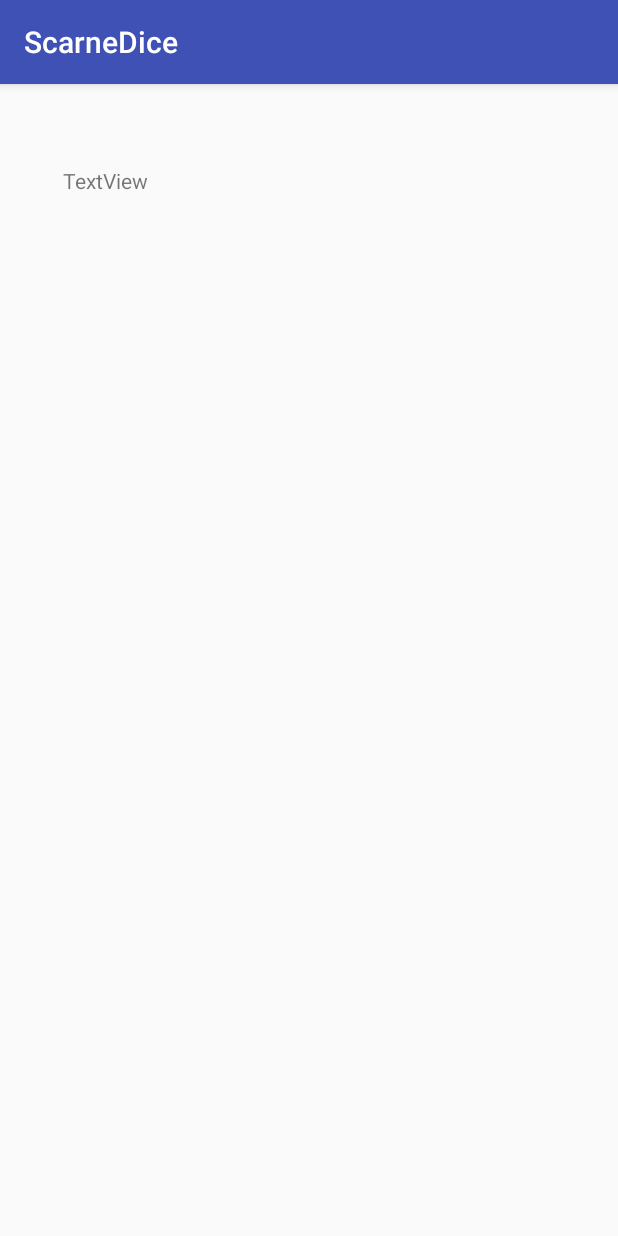
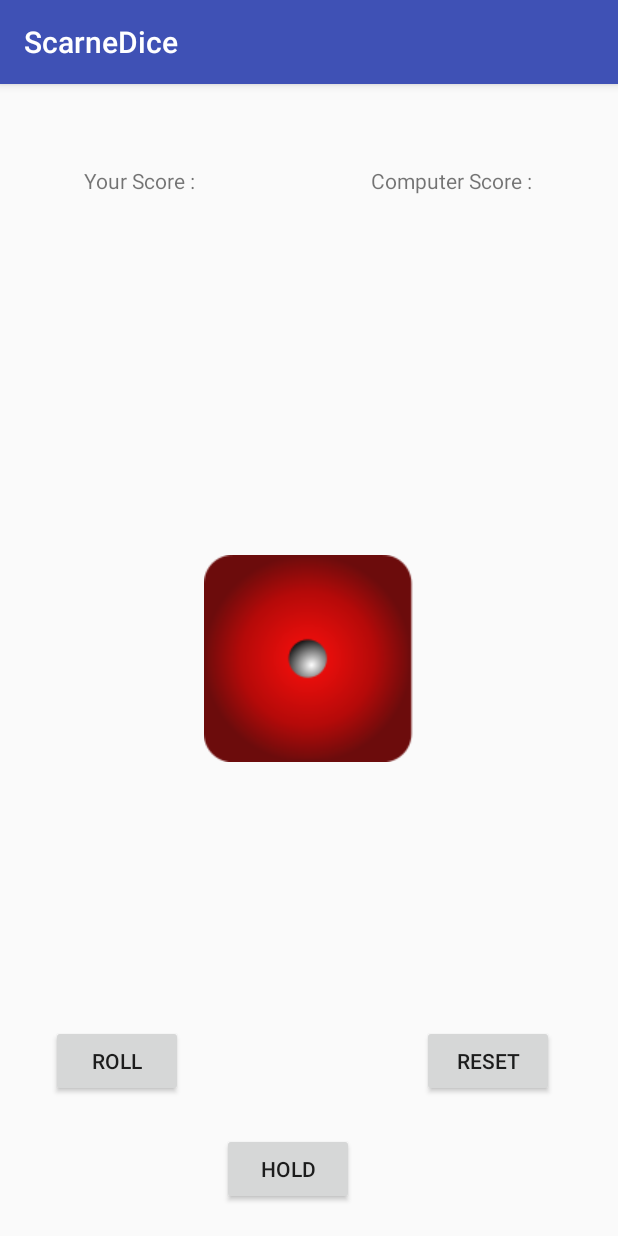
Before and after one commit to RastogiAbhijeet/Google-Applied-CS-with-Android-, an Android app: the screen it shows after launch (MainActivity), on a phone screen of 412 x 824 dp. Run offline under Robolectric (Android 15) with nearby library versions, the phone set to English and light mode, and no system bars.

Commit message:
Commit On Windows

```diff
--- a/ScarneDice/app/src/main/java/com/example/hp/scarnedice/MainActivity.java
+++ b/ScarneDice/app/src/main/java/com/example/hp/scarnedice/MainActivity.java
@@ -1,13 +1,51 @@
 package com.example.hp.scarnedice;
 
+import android.content.Context;
 import android.support.v7.app.AppCompatActivity;
 import android.os.Bundle;
+import android.view.View;
+import android.widget.Button;
+import android.widget.ImageView;
+import android.widget.Toast;
+
+import java.util.ArrayList;
+import java.util.Random;
+
+import static android.widget.Toast.LENGTH_LONG;
 
 public class MainActivity extends AppCompatActivity {
+    public static int USEROVERALLSCORE, USERTURNSCORE;
+    public static int COMPOVERALLSCORE, COMPTURNSCCORE;
+    public static int flag = 0;
+    public ImageView img;
+    public Random random;
 
     @Override
     protected void onCreate(Bundle savedInstanceState) {
         super.onCreate(savedInstanceState);
         setContentView(R.layout.activity_main);
+        Button roll = (Button)findViewById(R.id.Roll);
+        img = (ImageView)findViewById(R.id.imageView);
+
+        roll.setOnClickListener(new View.OnClickListener() {
+            @Override
+            public void onClick(View view) {
+                if(flag == 0){
+                    Toast toast = Toast.makeText(getApplicationContext(), "Game starts",Toast.LENGTH_LONG);
+                    toast.show();
+                    flag+=1;
+                }
+                int numberOnDice = handleRoll();
+
+
+            }
+        });
+    }
+
+    public int handleRoll(){
+        random = new Random();
+        int i = random.nextInt(6);
+        img.setImageDrawable(getResources().getDrawable(R.drawable.dice1+i));
+        return i+1;
     }
 }
--- a/ScarneDice/app/src/main/res/layout/activity_main.xml
+++ b/ScarneDice/app/src/main/res/layout/activity_main.xml
@@ -10,15 +10,90 @@
         android:id="@+id/textView"
         android:layout_width="wrap_content"
         android:layout_height="wrap_content"
-        android:text="TextView"
+        android:layout_marginBottom="8dp"
+        android:layout_marginLeft="8dp"
+        android:layout_marginRight="8dp"
+        android:layout_marginTop="8dp"
+        android:text=" Your Score : "
+        app:layout_constraintBottom_toBottomOf="parent"
+        app:layout_constraintHorizontal_bias="0.143"
+        app:layout_constraintLeft_toLeftOf="parent"
+        app:layout_constraintRight_toRightOf="parent"
+        app:layout_constraintTop_toTopOf="parent"
+        app:layout_constraintVertical_bias="0.064" />
+
+    <TextView
+        android:id="@+id/textView2"
+        android:layout_width="wrap_content"
+        android:layout_height="wrap_content"
+        android:layout_marginBottom="8dp"
+        android:layout_marginLeft="8dp"
+        android:layout_marginRight="8dp"
+        android:layout_marginTop="8dp"
+        android:text="Computer Score : "
+        app:layout_constraintBottom_toBottomOf="parent"
+        app:layout_constraintHorizontal_bias="0.696"
+        app:layout_constraintLeft_toRightOf="@+id/textView"
+        app:layout_constraintRight_toRightOf="parent"
+        app:layout_constraintTop_toTopOf="parent"
+        app:layout_constraintVertical_bias="0.064" />
+
+    <ImageView
+        android:id="@+id/imageView"
+        android:layout_width="wrap_content"
+        android:layout_height="wrap_content"
+        app:srcCompat="@drawable/dice1"
+        android:layout_marginRight="8dp"
+        app:layout_constraintRight_toRightOf="parent"
         android:layout_marginLeft="8dp"
         app:layout_constraintLeft_toLeftOf="parent"
+        app:layout_constraintBottom_toBottomOf="parent"
+        android:layout_marginBottom="8dp"
+        app:layout_constraintTop_toTopOf="parent"
+        android:layout_marginTop="8dp"
+        app:layout_constraintVertical_bias="0.498" />
+
+    <Button
+        android:id="@+id/Roll"
+        android:layout_width="wrap_content"
+        android:layout_height="wrap_content"
+        android:layout_marginLeft="16dp"
         android:layout_marginRight="8dp"
+        android:text="ROLL"
+        app:layout_constraintLeft_toLeftOf="parent"
+        app:layout_constraintRight_toLeftOf="@+id/Hold"
+        app:layout_constraintTop_toTopOf="parent"
+        android:layout_marginTop="428dp"
+        app:layout_constraintBottom_toBottomOf="parent"
+        android:layout_marginBottom="8dp"
+        app:layout_constraintVertical_bias="0.703" />
+
+    <Button
+        android:id="@+id/Reset"
+        android:layout_width="wrap_content"
+        android:layout_height="wrap_content"
+        android:layout_marginBottom="8dp"
+        android:layout_marginLeft="8dp"
+        android:layout_marginRight="26dp"
+        android:layout_marginTop="428dp"
+        android:text="RESET"
+        app:layout_constraintBottom_toBottomOf="parent"
+        app:layout_constraintLeft_toRightOf="@+id/Hold"
         app:layout_constraintRight_toRightOf="parent"
         app:layout_constraintTop_toTopOf="parent"
+        app:layout_constraintVertical_bias="0.703"
+        app:layout_constraintHorizontal_bias="0.692" />
+
+    <Button
+        android:id="@+id/Hold"
+        android:layout_width="wrap_content"
+        android:layout_height="wrap_content"
+        android:layout_marginBottom="8dp"
         android:layout_marginTop="8dp"
+        android:text="HOLD"
         app:layout_constraintBottom_toBottomOf="parent"
-        android:layout_marginBottom="8dp"
-        app:layout_constraintHorizontal_bias="0.1"
-        app:layout_constraintVertical_bias="0.064" />
+        app:layout_constraintTop_toTopOf="parent"
+        app:layout_constraintVertical_bias="0.982"
+        android:layout_marginLeft="148dp"
+        app:layout_constraintLeft_toLeftOf="parent" />
 </android.support.constraint.ConstraintLayout>
```
